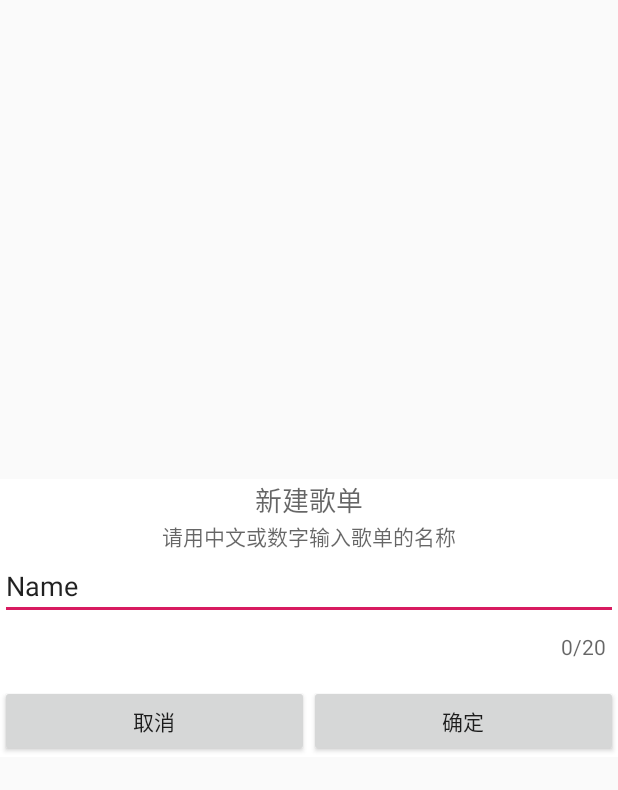
After one commit to ListenerGao/CustomView, an Android app: the layout alert_dialog.xml on its own in the app's theme, with its tools: preview values and no code run, on a phone screen of 412 x 824 dp. The commit adds this screen. Shown: the top 790 px of the screen. Run offline under Robolectric (Android 15) with nearby library versions, the phone set to English and light mode, and no system bars.

Commit message:
自定义dialog(待完成)

```diff
--- /dev/null
+++ b/app/src/main/res/layout/alert_dialog.xml
@@ -0,0 +1,81 @@
+<?xml version="1.0" encoding="utf-8"?>
+<androidx.constraintlayout.widget.ConstraintLayout xmlns:android="http://schemas.android.com/apk/res/android"
+    xmlns:app="http://schemas.android.com/apk/res-auto"
+    xmlns:tools="http://schemas.android.com/tools"
+    android:layout_width="match_parent"
+    android:layout_height="wrap_content"
+    android:layout_gravity="center"
+    android:background="@color/colorWhite">
+
+    <TextView
+        android:id="@+id/tv_title"
+        android:layout_width="wrap_content"
+        android:layout_height="wrap_content"
+        android:layout_gravity="center_horizontal"
+        android:ellipsize="end"
+        android:hint="新建歌单"
+        android:maxLines="1"
+        android:textColor="@color/color_black"
+        android:textSize="18sp"
+        app:layout_constraintEnd_toEndOf="parent"
+        app:layout_constraintStart_toStartOf="parent"
+        app:layout_constraintTop_toTopOf="parent" />
+
+    <TextView
+        android:id="@+id/textView"
+        android:layout_width="wrap_content"
+        android:layout_height="wrap_content"
+        android:hint="请用中文或数字输入歌单的名称"
+        app:layout_behavior="@id/tv_title"
+        app:layout_constraintEnd_toEndOf="parent"
+        app:layout_constraintStart_toStartOf="parent"
+        app:layout_constraintTop_toBottomOf="@+id/tv_title" />
+
+    <EditText
+        android:id="@+id/editText"
+        android:layout_width="0dp"
+        android:layout_height="wrap_content"
+        android:text="Name"
+        app:layout_constraintEnd_toEndOf="parent"
+        app:layout_constraintStart_toStartOf="parent"
+        app:layout_constraintTop_toBottomOf="@+id/textView" />
+
+    <TextView
+        android:id="@+id/tv_text_num"
+        android:layout_width="wrap_content"
+        android:layout_height="wrap_content"
+        android:layout_marginTop="8dp"
+        android:layout_marginEnd="8dp"
+        android:hint="0/20"
+        app:layout_constraintEnd_toEndOf="parent"
+        app:layout_constraintTop_toBottomOf="@+id/editText" />
+
+    <Button
+        android:id="@+id/btn_cancel"
+        android:layout_width="0dp"
+        android:layout_height="wrap_content"
+        android:text="取消"
+        app:layout_constraintEnd_toStartOf="@+id/guideline2"
+        app:layout_constraintStart_toStartOf="parent"
+        app:layout_constraintTop_toTopOf="@+id/btn_confirm" />
+
+    <Button
+        android:id="@+id/btn_confirm"
+        android:layout_width="0dp"
+        android:layout_height="wrap_content"
+        android:layout_marginTop="16dp"
+        android:text="确定"
+        app:layout_constraintEnd_toEndOf="parent"
+        app:layout_constraintStart_toStartOf="@+id/guideline2"
+        app:layout_constraintTop_toBottomOf="@+id/tv_text_num" />
+
+
+    <androidx.constraintlayout.widget.Guideline
+        android:id="@+id/guideline2"
+        android:layout_width="wrap_content"
+        android:layout_height="wrap_content"
+        android:orientation="vertical"
+        app:layout_constraintGuide_percent="0.5" />
+
+
+</androidx.constraintlayout.widget.ConstraintLayout>
--- a/app/src/main/res/values/colors.xml
+++ b/app/src/main/res/values/colors.xml
@@ -5,5 +5,7 @@
     <color name="colorAccent">#D81B60</color>
 
     <color name="colorWhite">#FFFFFF</color>
+    <color name="color_black">#000000</color>
     <color name="color_grey">#B2BABB</color>
+    <color name="float_transparent">#00000000</color>
 </resources>
```
Also changed, not shown: app/src/main/java/com/listenergao/customview/activity/SampleDialogActivity.java (added, +40 -0 lines), app/src/main/java/com/listenergao/customview/dialog/CustomDialog.java (added, +31 -0 lines), app/src/main/res/layout/activity_sample_dialog.xml (added, +16 -0 lines), app/src/main/res/values/styles.xml (+11 -0 lines).
